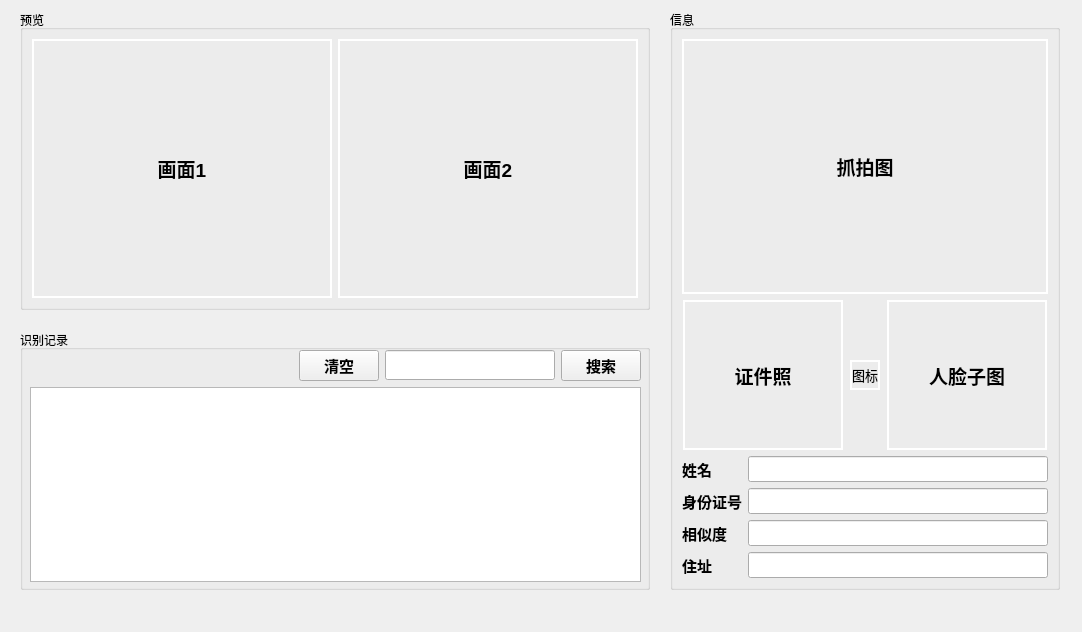
Qt form PreviewView/previewview.ui (Flzjler/LaborEye) before a commit.
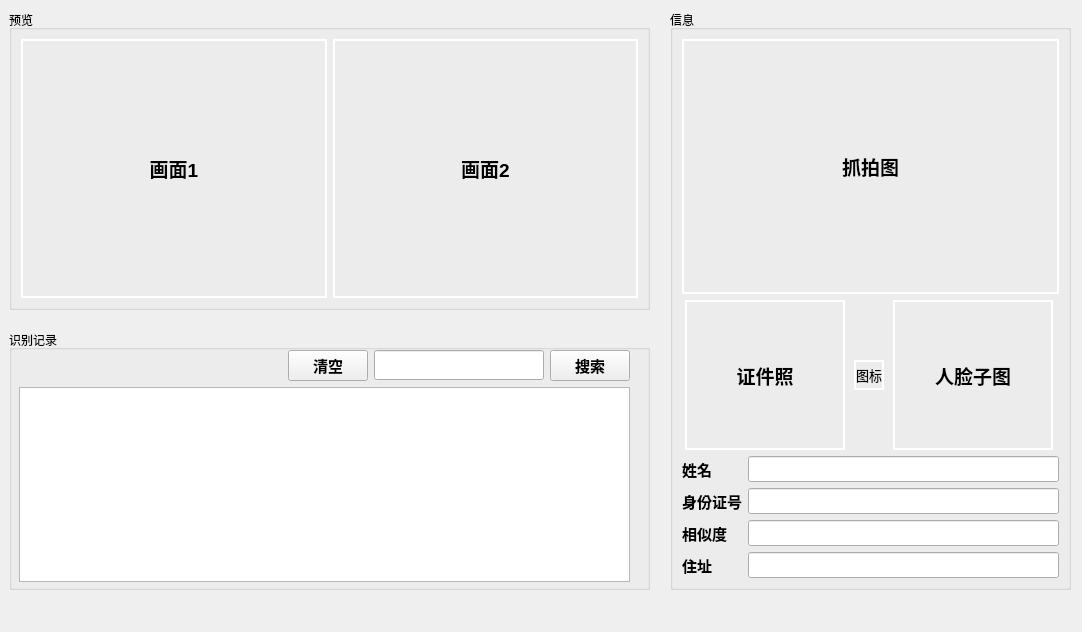
The same form after that commit.

```diff
--- a/PreviewView/previewview.ui
+++ b/PreviewView/previewview.ui
@@ -22,9 +22,9 @@
   <widget class="QGroupBox" name="gpbPreview">
    <property name="geometry">
     <rect>
-     <x>20</x>
+     <x>9</x>
      <y>10</y>
-     <width>630</width>
+     <width>641</width>
      <height>300</height>
     </rect>
    </property>
@@ -93,9 +93,9 @@
   <widget class="QGroupBox" name="gpbRecord">
    <property name="geometry">
     <rect>
-     <x>20</x>
+     <x>9</x>
      <y>330</y>
-     <width>630</width>
+     <width>641</width>
      <height>260</height>
     </rect>
    </property>
@@ -200,7 +200,7 @@
     <rect>
      <x>670</x>
      <y>10</y>
-     <width>390</width>
+     <width>401</width>
      <height>580</height>
     </rect>
    </property>
```
